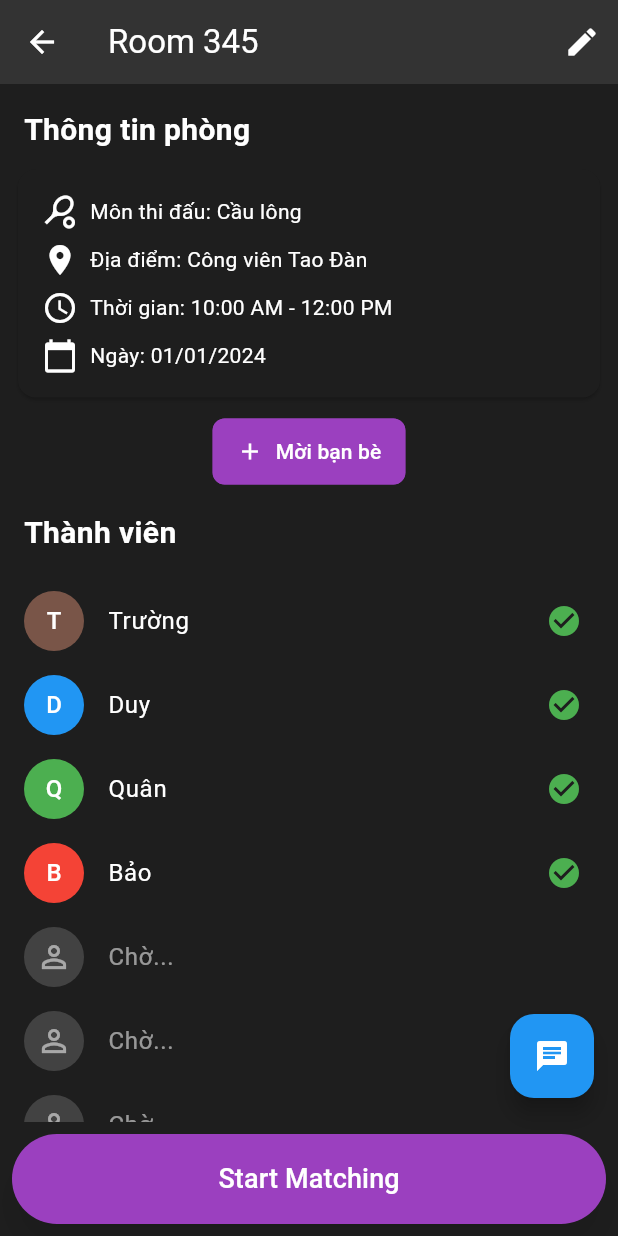
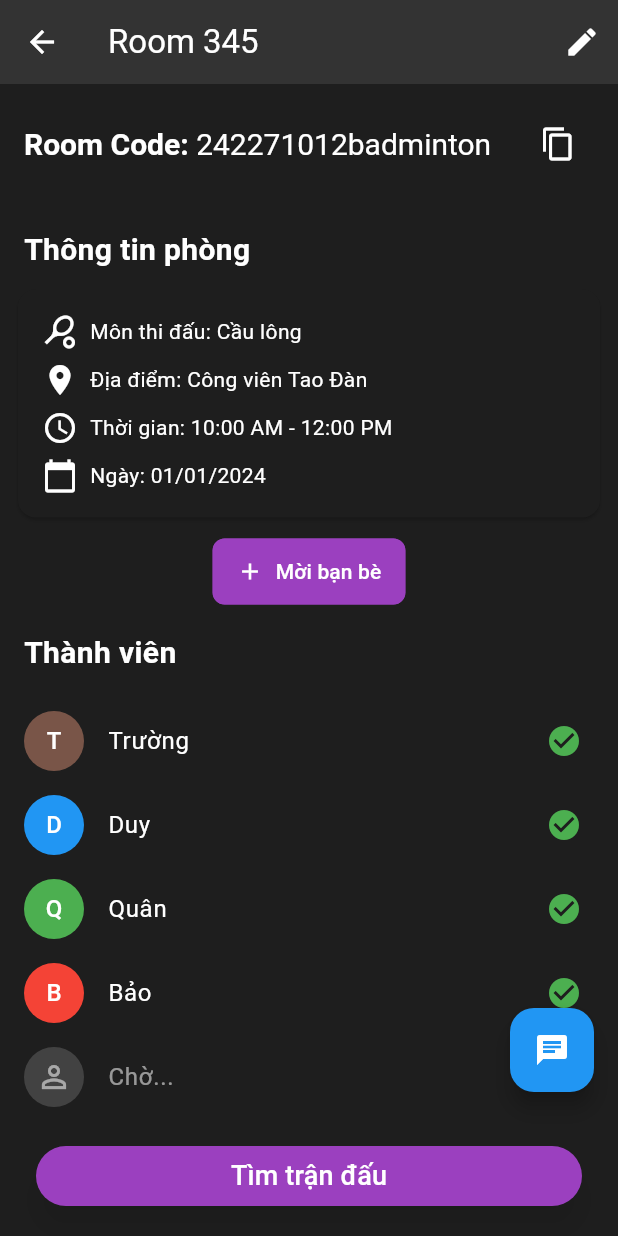
Before and after one commit to k0n-k40-k40/l0bby-frontend, a Flutter app: the LobbyPage screen opened by its route, on a phone screen of 412 x 824 dp. Run offline on Flutter 3.47's test engine with Material 3 defaults, Android fonts, the phone set to English and light mode, and no system bars; our stand-ins replace fluttertoast.

Commit message:
add room code

```diff
--- a/lib/src/screens/lobby.dart
+++ b/lib/src/screens/lobby.dart
@@ -2,6 +2,7 @@
 
 import 'package:flutter/material.dart';
 import 'package:fluttertoast/fluttertoast.dart';
+import 'package:flutter/services.dart';
 
 class LobbyPage extends StatefulWidget {
   const LobbyPage({super.key});
@@ -35,6 +36,7 @@ class _LobbyPageState extends State<LobbyPage> {
   String time = "10:00 AM - 12:00 PM";
   String date = "01/01/2024";
 
+  String roomCode = "242271012badminton";
   @override
   void initState() {
     super.initState();
@@ -64,6 +66,7 @@ class _LobbyPageState extends State<LobbyPage> {
         child: Column(
           children: [
             // Your content here
+            RoomCode(roomCode: roomCode),
             _buildLobbyInfoSection(),
             _buildFriendsSection(context),
             _buildMembersSection(),
@@ -78,7 +81,10 @@ class _LobbyPageState extends State<LobbyPage> {
           ],
         ),
       ),
-      bottomNavigationBar: Padding(
+      bottomNavigationBar: BottomAppBar(
+        color: Colors.transparent,
+        elevation: 0,
+        child: Padding(
           padding: const EdgeInsets.all(8.0),
           child: ElevatedButton(
             onPressed: allReady
@@ -93,7 +99,7 @@ class _LobbyPageState extends State<LobbyPage> {
                   }
                 : null,
             child: Text(
-            "Start Matching",
+              "Tìm trận đấu",
               style: TextStyle(
                   color: allReady ? Colors.white : Colors.grey,
                   fontSize:
@@ -102,10 +108,11 @@ class _LobbyPageState extends State<LobbyPage> {
             style: ElevatedButton.styleFrom(
               backgroundColor:
                   allReady ? const Color(0xFF9B40BF) : const Color(0xFF333333),
-            minimumSize:
-                const Size(double.infinity, 60), // Make button wider and taller
+              minimumSize: const Size(
+                  double.infinity, 80), // Make button wider and taller
               elevation: 8, // Add elevation for floating effect
               shadowColor: Colors.black.withOpacity(0.4), // Set shadow color
+            ),
           ),
         ),
       ),
@@ -432,7 +439,7 @@ class _LobbyPageState extends State<LobbyPage> {
                 ? const Icon(Icons.check_circle, color: Colors.green)
                 : const Icon(Icons.cancel, color: Colors.red),
           );
-        }).toList(),
+        }),
         // Display empty slots if needed.
         for (var i = 0; i < emptySlots; i++)
           ListTile(
@@ -450,6 +457,59 @@ class _LobbyPageState extends State<LobbyPage> {
   }
 }
 
+class RoomCode extends StatelessWidget {
+  const RoomCode({
+    super.key,
+    required this.roomCode,
+  });
+
+  final String roomCode;
+
+  @override
+  Widget build(BuildContext context) {
+    return Padding(
+      padding: const EdgeInsets.all(16.0),
+      child: Row(
+        children: [
+          Expanded(
+            child: RichText(
+              text: TextSpan(
+                style: const TextStyle(
+                  fontSize: 20,
+                  color: Colors.white,
+                ),
+                children: [
+                  const TextSpan(
+                    text: "Room Code: ",
+                    style: TextStyle(
+                      fontWeight: FontWeight.bold,
+                    ),
+                  ),
+                  TextSpan(
+                    text: roomCode,
+                  ),
+                ],
+              ),
+            ),
+          ),
+          IconButton(
+            icon: const Icon(Icons.copy, color: Colors.white),
+            onPressed: () {
+              Clipboard.setData(ClipboardData(text: roomCode)).then((_) {
+                Fluttertoast.showToast(
+                  msg: "Room code copied to clipboard",
+                  toastLength: Toast.LENGTH_SHORT,
+                  gravity: ToastGravity.CENTER,
+                );
+              });
+            },
+          ),
+        ],
+      ),
+    );
+  }
+}
+
 class ChatPage extends StatelessWidget {
   const ChatPage({super.key});
 
```
Lines whose indentation alone changed are shown as unchanged.
